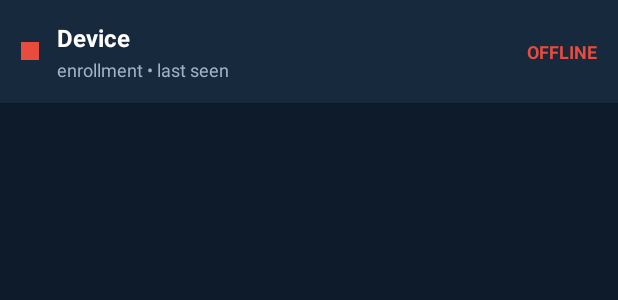
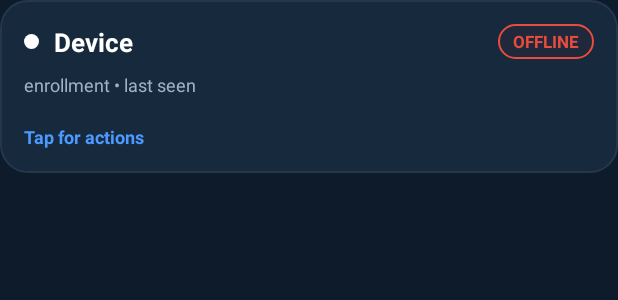
Before and after one commit to mithun-s-maronin/suguna-admin, an Android app: the layout item_device.xml on its own in the app's theme, with its tools: preview values and no code run, on a phone screen of 412 x 824 dp. Shown: the top 300 px of the screen. Run offline under Robolectric (Android 15) with nearby library versions, the phone set to English and light mode, and no system bars.

Commit message:
Admin UI: header card, status chips, rounded device cards, online pill
Co-Authored-By: Claude Opus 4.8 <noreply@anthropic.com>
Claude-Session: https://claude.ai/code/session_018nstQhp1ikagZwn2DKPtVh

```diff
--- a/app/src/main/java/com/suguna/admin/MainActivity.kt
+++ b/app/src/main/java/com/suguna/admin/MainActivity.kt
@@ -22,6 +22,7 @@ class MainActivity : AppCompatActivity() {
 
     private lateinit var prefs: Prefs
     private lateinit var subtitle: TextView
+    private lateinit var onlinePill: TextView
     private lateinit var empty: TextView
     private lateinit var adapter: DeviceAdapter
 
@@ -42,6 +43,7 @@ class MainActivity : AppCompatActivity() {
         setContentView(R.layout.activity_main)
         prefs = Prefs(this)
         subtitle = findViewById(R.id.subtitle)
+        onlinePill = findViewById(R.id.onlinePill)
         empty = findViewById(R.id.empty)
         adapter = DeviceAdapter { device -> showDeviceActions(device) }
         findViewById<RecyclerView>(R.id.list).apply {
@@ -140,7 +142,8 @@ class MainActivity : AppCompatActivity() {
                 }
                 adapter.submit(devices)
                 val online = devices.count { it.online }
-                subtitle.text = "${devices.size} device(s) • $online online"
+                subtitle.text = "${devices.size} device(s) registered • updated just now"
+                onlinePill.text = "$online online"
                 empty.visibility = if (devices.isEmpty()) View.VISIBLE else View.GONE
             }
         }
--- /dev/null
+++ b/app/src/main/res/drawable/bg_card.xml
@@ -0,0 +1,7 @@
+<?xml version="1.0" encoding="utf-8"?>
+<shape xmlns:android="http://schemas.android.com/apk/res/android"
+    android:shape="rectangle">
+    <solid android:color="@color/card" />
+    <corners android:radius="18dp" />
+    <stroke android:width="1dp" android:color="@color/border" />
+</shape>
--- /dev/null
+++ b/app/src/main/res/drawable/bg_pill.xml
@@ -0,0 +1,6 @@
+<?xml version="1.0" encoding="utf-8"?>
+<shape xmlns:android="http://schemas.android.com/apk/res/android"
+    android:shape="rectangle">
+    <solid android:color="#22FFFFFF" />
+    <corners android:radius="12dp" />
+</shape>
--- /dev/null
+++ b/app/src/main/res/drawable/chip_offline.xml
@@ -0,0 +1,7 @@
+<?xml version="1.0" encoding="utf-8"?>
+<shape xmlns:android="http://schemas.android.com/apk/res/android"
+    android:shape="rectangle">
+    <solid android:color="#1F5A2E2E" />
+    <corners android:radius="20dp" />
+    <stroke android:width="1dp" android:color="@color/offline" />
+</shape>
--- /dev/null
+++ b/app/src/main/res/drawable/dot.xml
@@ -0,0 +1,5 @@
+<?xml version="1.0" encoding="utf-8"?>
+<shape xmlns:android="http://schemas.android.com/apk/res/android"
+    android:shape="oval">
+    <solid android:color="#FFFFFF" />
+</shape>
--- a/app/src/main/res/layout/item_device.xml
+++ b/app/src/main/res/layout/item_device.xml
@@ -2,50 +2,108 @@
 <LinearLayout xmlns:android="http://schemas.android.com/apk/res/android"
     android:layout_width="match_parent"
     android:layout_height="wrap_content"
-    android:orientation="horizontal"
-    android:gravity="center_vertical"
-    android:background="@color/card"
-    android:layout_marginBottom="10dp"
-    android:padding="14dp">
+    android:orientation="vertical"
+    android:background="@drawable/bg_card"
+    android:layout_marginBottom="12dp"
+    android:padding="16dp">
 
-    <View
-        android:id="@+id/dot"
-        android:layout_width="12dp"
-        android:layout_height="12dp"
-        android:background="@color/offline" />
+    <!-- Top row: name + status chip -->
+    <LinearLayout
+        android:layout_width="match_parent"
+        android:layout_height="wrap_content"
+        android:orientation="horizontal"
+        android:gravity="center_vertical">
 
-    <LinearLayout
-        android:layout_width="0dp"
-        android:layout_height="wrap_content"
-        android:layout_weight="1"
-        android:layout_marginStart="12dp"
-        android:orientation="vertical">
+        <View
+            android:id="@+id/dot"
+            android:layout_width="10dp"
+            android:layout_height="10dp"
+            android:background="@drawable/dot" />
 
         <TextView
             android:id="@+id/name"
+            android:layout_width="0dp"
+            android:layout_height="wrap_content"
+            android:layout_weight="1"
+            android:layout_marginStart="10dp"
+            android:text="Device"
+            android:textColor="@color/text"
+            android:textSize="17sp"
+            android:textStyle="bold"
+            android:maxLines="1"
+            android:ellipsize="end" />
+
+        <TextView
+            android:id="@+id/status"
             android:layout_width="wrap_content"
             android:layout_height="wrap_content"
-            android:text="Device"
-            android:textColor="@color/text"
-            android:textSize="16sp"
+            android:background="@drawable/chip_offline"
+            android:paddingHorizontal="10dp"
+            android:paddingVertical="4dp"
+            android:text="OFFLINE"
+            android:textColor="@color/offline"
+            android:textSize="11sp"
             android:textStyle="bold" />
+    </LinearLayout>
+
+    <!-- Meta line: enrollment • last seen • battery -->
+    <TextView
+        android:id="@+id/meta"
+        android:layout_width="match_parent"
+        android:layout_height="wrap_content"
+        android:layout_marginTop="8dp"
+        android:text="enrollment • last seen"
+        android:textColor="@color/muted"
+        android:textSize="12sp" />
+
+    <!-- Current app -->
+    <TextView
+        android:id="@+id/appLine"
+        android:layout_width="wrap_content"
+        android:layout_height="wrap_content"
+        android:layout_marginTop="10dp"
+        android:background="@drawable/bg_pill"
+        android:paddingHorizontal="10dp"
+        android:paddingVertical="5dp"
+        android:text="App: —"
+        android:textColor="@color/text"
+        android:textSize="12sp"
+        android:visibility="gone" />
+
+    <!-- Location + lock badges -->
+    <LinearLayout
+        android:layout_width="match_parent"
+        android:layout_height="wrap_content"
+        android:orientation="horizontal"
+        android:layout_marginTop="8dp">
 
         <TextView
-            android:id="@+id/meta"
+            android:id="@+id/locLine"
             android:layout_width="wrap_content"
             android:layout_height="wrap_content"
-            android:layout_marginTop="2dp"
-            android:text="enrollment • last seen"
+            android:text="📍 location"
             android:textColor="@color/muted"
-            android:textSize="12sp" />
+            android:textSize="12sp"
+            android:visibility="gone" />
+
+        <TextView
+            android:id="@+id/lockBadge"
+            android:layout_width="wrap_content"
+            android:layout_height="wrap_content"
+            android:layout_marginStart="12dp"
+            android:text="🔒 Locked"
+            android:textColor="@color/offline"
+            android:textSize="12sp"
+            android:textStyle="bold"
+            android:visibility="gone" />
     </LinearLayout>
 
     <TextView
-        android:id="@+id/status"
-        android:layout_width="wrap_content"
+        android:layout_width="match_parent"
         android:layout_height="wrap_content"
-        android:text="OFFLINE"
-        android:textColor="@color/offline"
+        android:layout_marginTop="10dp"
+        android:text="Tap for actions"
+        android:textColor="@color/accent"
         android:textSize="12sp"
         android:textStyle="bold" />
 </LinearLayout>
--- a/app/src/main/res/values/colors.xml
+++ b/app/src/main/res/values/colors.xml
@@ -7,6 +7,7 @@
     <color name="muted">#9FB3C8</color>
     <color name="online">#2ECC71</color>
     <color name="offline">#E74C3C</color>
-    <color name="accent">#1565C0</color>
+    <color name="accent">#4C9AFF</color>
     <color name="danger">#E53935</color>
+    <color name="border">#24374D</color>
 </resources>
```
Also changed, not shown: app/src/main/java/com/suguna/admin/DeviceAdapter.kt (+26 -10 lines), app/src/main/res/drawable/bg_header.xml (added, +10 -0 lines), app/src/main/res/drawable/chip_online.xml (added, +7 -0 lines), app/src/main/res/layout/activity_main.xml (+57 -10 lines).
